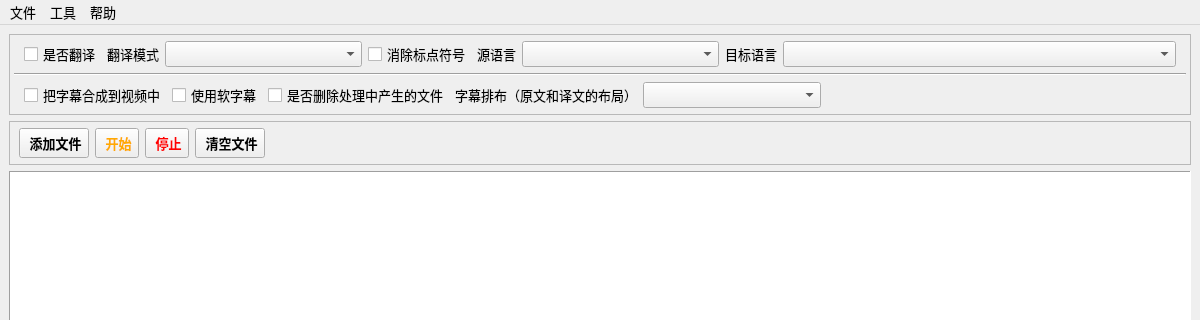
Above: src/ui/gui/main_frm.ui from Tobin-wu/LiteSubtitler before the change; both pictures show x 0 to 1200 and y 0 to 320 of the 1200 by 956 pixel window. Below: the same form after it.
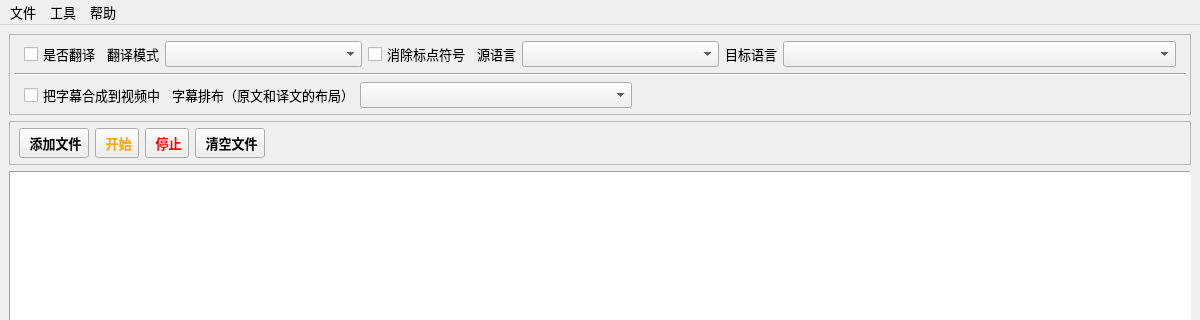
That is the form after the change. Icons and pictures are not drawn.

Diff of the .ui file:
```diff
--- a/src/ui/gui/main_frm.ui
+++ b/src/ui/gui/main_frm.ui
@@ -126,7 +126,7 @@
          <property name="frameShape">
           <enum>QFrame::NoFrame</enum>
          </property>
-         <layout class="QHBoxLayout" name="hlytSubtitle" stretch="0,0,0,0,1,2">
+         <layout class="QHBoxLayout" name="hlytSubtitle" stretch="0,0,1,2">
           <property name="leftMargin">
            <number>10</number>
           </property>
@@ -146,20 +146,6 @@
             </property>
            </widget>
           </item>
-          <item>
-           <widget class="QCheckBox" name="ckbSoftSubtitle">
-            <property name="text">
-             <string>使用软字幕</string>
-            </property>
-           </widget>
-          </item>
-          <item>
-           <widget class="QCheckBox" name="ckbRemoveTempFile">
-            <property name="text">
-             <string>是否删除处理中产生的文件</string>
-            </property>
-           </widget>
-          </item>
           <item>
            <widget class="QLabel" name="lblSubtitleLayout">
             <property name="text">
```
Left out of the diff: 6 changed lines with no effect on the pictures.
